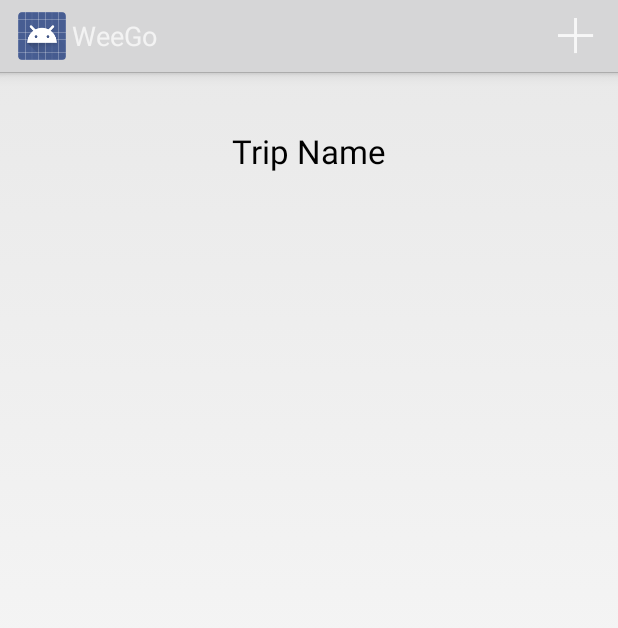
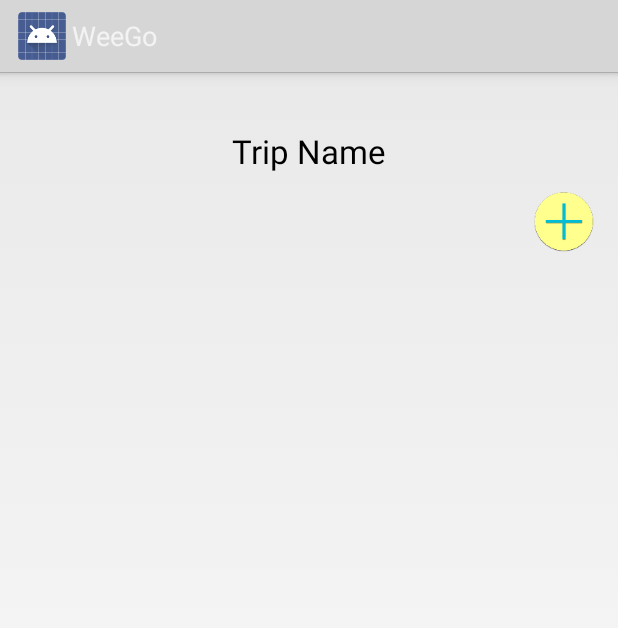
Before and after one commit to xiaoxion/APD2, an Android app: the ViewTripActivity screen opened directly, with no data from a screen before it, on a phone screen of 412 x 824 dp. Shown: the top 628 px of the screen. Run offline under Robolectric (Android 15) with nearby library versions, the phone set to English and light mode, and no system bars; 6 statements that could not run were skipped.

Commit message:
material design implementation completed

```diff
--- a/app/src/main/java/com/stratazima/weego/ViewTripActivity.java
+++ b/app/src/main/java/com/stratazima/weego/ViewTripActivity.java
@@ -7,6 +7,7 @@ import android.view.Menu;
 import android.view.MenuItem;
 import android.view.View;
 import android.widget.AdapterView;
+import android.widget.ImageButton;
 import android.widget.ListView;
 import android.widget.TextView;
 
@@ -49,32 +50,29 @@ public class ViewTripActivity extends Activity {
         }
 
         viewActivityList = (ListView) findViewById(R.id.view_trip_listview);
+
+        onButtonConnect();
         onListCreate();
-    }
-
-    @Override
-    public boolean onCreateOptionsMenu(Menu menu) {
-        getMenuInflater().inflate(R.menu.add, menu);
-        return true;
-    }
-
-    @Override
-    public boolean onOptionsItemSelected(MenuItem item) {
-        int id = item.getItemId();
-        if (id == R.id.action_add) {
-            Intent addActivityIntent = new Intent(this, ActivityActivity.class);
-            addActivityIntent.putExtra("position", position);
-            addActivityIntent.putExtra("listPosition", -1);
-            startActivityForResult(addActivityIntent, ADD_ACTIVITY_REQUEST);
-            return true;
-        }
-        return super.onOptionsItemSelected(item);
     }
 
     @Override
     protected void onActivityResult(int requestCode, int resultCode, Intent data) {
         onListCreate();
     }
+
+    public void onButtonConnect() {
+        ImageButton imageButton = (ImageButton) findViewById(R.id.trip_imageButton);
+        imageButton.setOnClickListener(new View.OnClickListener() {
+            @Override
+            public void onClick(View v) {
+                Intent addActivityIntent = new Intent(getApplicationContext(), ActivityActivity.class);
+                addActivityIntent.putExtra("position", position);
+                addActivityIntent.putExtra("listPosition", -1);
+                startActivityForResult(addActivityIntent, ADD_ACTIVITY_REQUEST);
+            }
+        });
+    }
+
 
     public void onListCreate() {
         JSONObject jsonObject = dataStorage.onReadTrip(position);
--- a/app/src/main/res/layout/activity_trip_view.xml
+++ b/app/src/main/res/layout/activity_trip_view.xml
@@ -29,4 +29,15 @@
         android:dividerHeight="5dp"
         android:divider="@null" />
 
+    <ImageButton
+        android:layout_width="40dp"
+        android:layout_height="40dp"
+        android:id="@+id/trip_imageButton"
+        android:layout_marginEnd="16dp"
+        android:background="@drawable/ic_weego_add"
+        android:layout_alignParentTop="true"
+        android:layout_alignParentRight="true"
+        android:layout_alignParentEnd="true"
+        android:layout_marginTop="80dp" />
+
 </RelativeLayout>
```
Also changed, not shown: app/src/main/java/com/stratazima/weego/MainActivity.java (+15 -22 lines), app/src/main/res/layout/activity_main.xml (+13 -0 lines).
